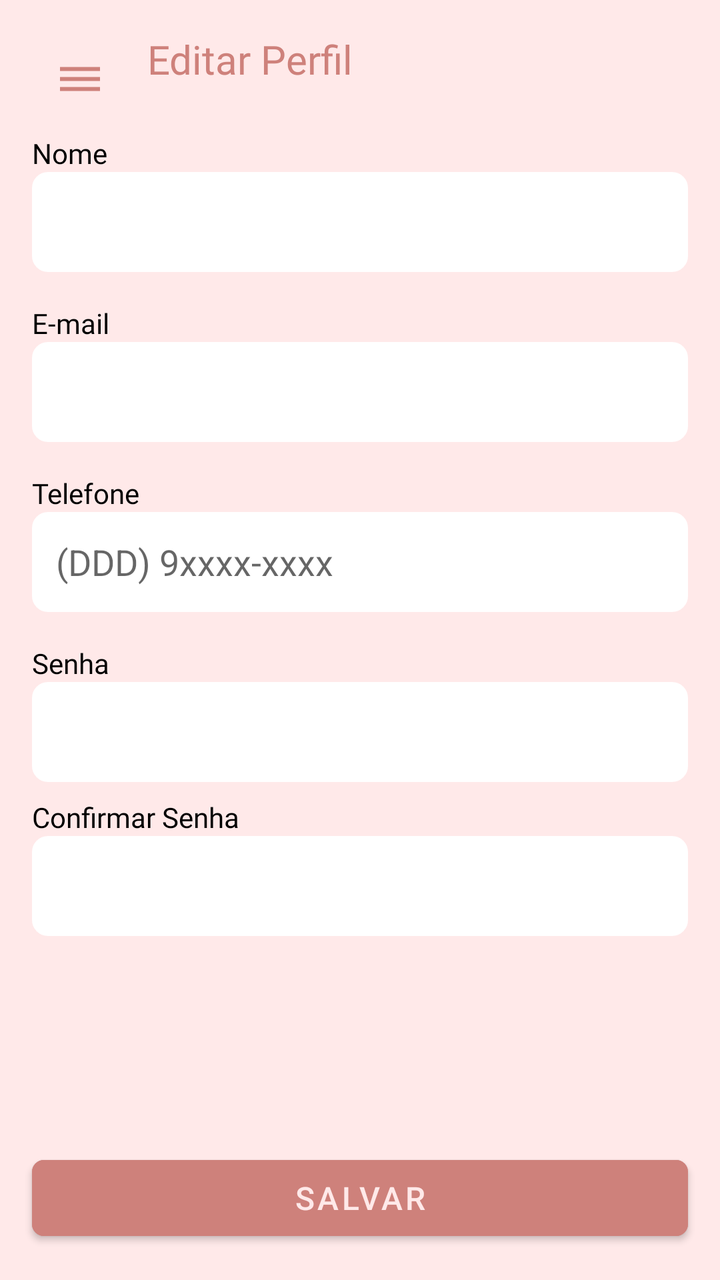
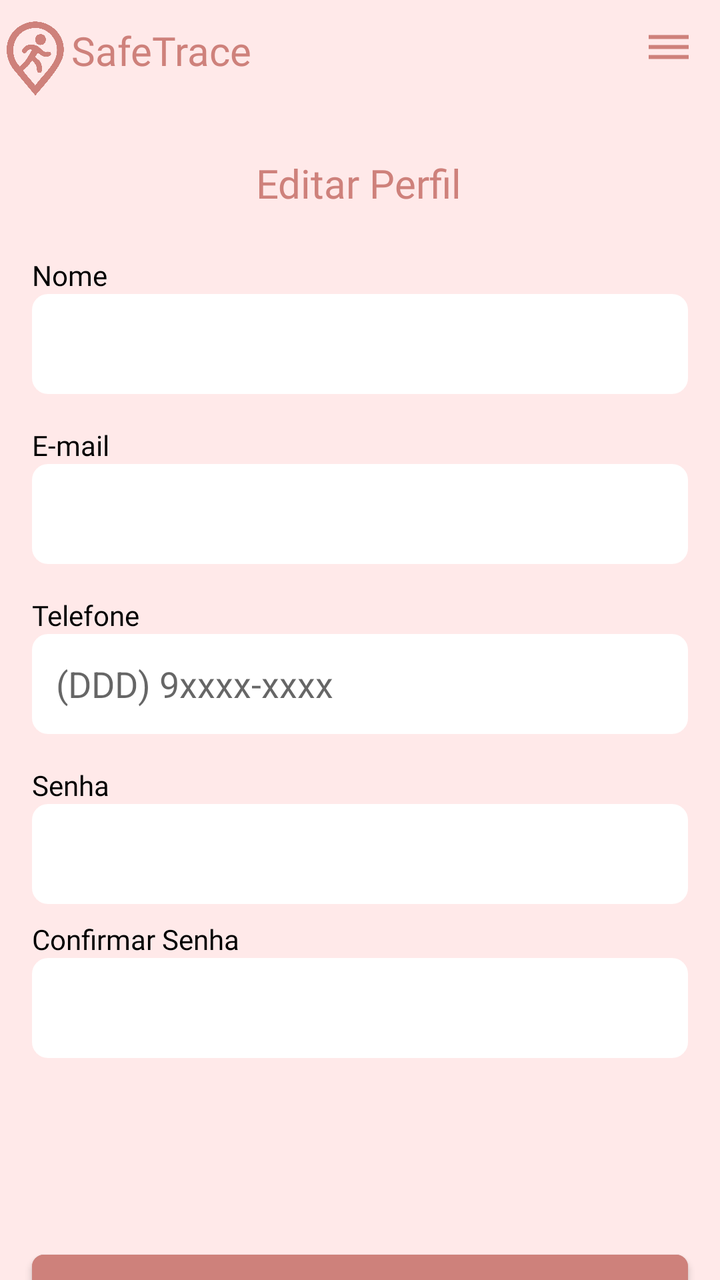

An Android layout rendered at two revisions. The XML below is the earlier revision; the diff shows what the commit changed to produce the second picture.
<!-- AndroidManifest.xml: application theme Theme.SafeTrace -->
<!-- res/layout/activity_perfil.xml -->
<?xml version="1.0" encoding="utf-8"?>
<androidx.drawerlayout.widget.DrawerLayout xmlns:android="http://schemas.android.com/apk/res/android"
    xmlns:app="http://schemas.android.com/apk/res-auto"
    android:id="@+id/drawer_layout"
    android:layout_width="match_parent"
    android:layout_height="match_parent">

    <androidx.constraintlayout.widget.ConstraintLayout
        android:layout_width="match_parent"
        android:layout_height="match_parent"
        android:background="@color/fundo">

    <ImageView
        android:id="@+id/imageViewMenu"
        android:layout_width="48dp"
        android:layout_height="48dp"
        android:layout_marginStart="16dp"
        android:layout_marginTop="16dp"
        android:background="?attr/selectableItemBackgroundBorderless"
        android:clickable="true"
        android:focusable="true"
        android:padding="12dp"
        app:layout_constraintStart_toStartOf="parent"
        app:layout_constraintTop_toTopOf="parent"
        app:srcCompat="@drawable/baseline_dehaze_24"
        app:tint="@color/primaria" />

    <TextView
        android:id="@+id/textViewTitulo"
        android:layout_width="wrap_content"
        android:layout_height="wrap_content"
        android:layout_marginTop="16dp"
        android:text="Editar Perfil"
        android:textColor="@color/primaria"
        android:textSize="20sp"
        android:fontFamily="@font/poppins_semibold"
        app:layout_constraintTop_toTopOf="parent"
        app:layout_constraintStart_toEndOf="@id/imageViewMenu"
        app:layout_constraintEnd_toEndOf="parent"
        app:layout_constraintHorizontal_bias="0.05" />

    <LinearLayout
        android:id="@+id/containerCampos"
        android:layout_width="0dp"
        android:layout_height="wrap_content"
        android:layout_marginStart="16dp"
        android:layout_marginEnd="16dp"
        android:layout_marginTop="24dp"
        android:orientation="vertical"
        app:layout_constraintTop_toBottomOf="@id/textViewTitulo"
        app:layout_constraintStart_toStartOf="parent"
        app:layout_constraintEnd_toEndOf="parent">

        <TextView
            android:layout_width="wrap_content"
            android:layout_height="wrap_content"
            android:text="Nome"
            android:textColor="@color/black"
            android:fontFamily="@font/poppins" />

        <EditText
            android:id="@+id/editTextNome"
            android:layout_width="match_parent"
            android:layout_height="50dp"
            android:background="@drawable/bg_card_contato"
            android:padding="12dp"
            android:textColor="@color/black"
            android:inputType="textPersonName" />

        <TextView
            android:layout_width="wrap_content"
            android:layout_height="wrap_content"
            android:layout_marginTop="16dp"
            android:text="E-mail"
            android:textColor="@color/black"
            android:fontFamily="@font/poppins" />

        <EditText
            android:id="@+id/editTextEmail"
            android:layout_width="match_parent"
            android:layout_height="50dp"
            android:background="@drawable/bg_card_contato"
            android:padding="12dp"
            android:textColor="@color/black"
            android:inputType="textEmailAddress" />

        <TextView
            android:layout_width="wrap_content"
            android:layout_height="wrap_content"
            android:layout_marginTop="16dp"
            android:text="Telefone"
            android:textColor="@color/black"
            android:fontFamily="@font/poppins" />

        <EditText
            android:id="@+id/editTextTelefone"
            android:layout_width="match_parent"
            android:layout_height="50dp"
            android:background="@drawable/bg_card_contato"
            android:padding="12dp"
            android:textColor="@color/black"
            android:inputType="phone"
            android:hint="(DDD) 9xxxx-xxxx" />

        <TextView
            android:layout_width="wrap_content"
            android:layout_height="wrap_content"
            android:layout_marginTop="16dp"
            android:text="Senha"
            android:textColor="@color/black"
            android:fontFamily="@font/poppins" />

        <EditText
            android:id="@+id/editTextSenha"
            android:layout_width="match_parent"
            android:layout_height="50dp"
            android:background="@drawable/bg_card_contato"
            android:padding="12dp"
            android:textColor="@color/black"
            android:inputType="textPassword" />

        <TextView
            android:layout_width="wrap_content"
            android:layout_height="wrap_content"
            android:layout_marginTop="8dp"
            android:text="Confirmar Senha"
            android:textColor="@color/black"
            android:fontFamily="@font/poppins" />

        <EditText
            android:id="@+id/editTextConfirmarSenha"
            android:layout_width="match_parent"
            android:layout_height="50dp"
            android:background="@drawable/bg_card_contato"
            android:padding="12dp"
            android:textColor="@color/black"
            android:inputType="textPassword" />

    </LinearLayout>

    <com.google.android.material.button.MaterialButton
        android:id="@+id/buttonSalvarPerfil"
        android:layout_width="0dp"
        android:layout_height="50dp"
        android:layout_marginStart="16dp"
        android:layout_marginEnd="16dp"
        android:layout_marginBottom="16dp"
        android:backgroundTint="@color/primaria"
        android:text="Salvar"
        android:textColor="@color/fundo"
        android:textSize="16sp"
        app:cornerRadius="6dp"
        app:layout_constraintBottom_toBottomOf="parent"
        app:layout_constraintStart_toStartOf="parent"
        app:layout_constraintEnd_toEndOf="parent" />

    </androidx.constraintlayout.widget.ConstraintLayout>

    <com.google.android.material.navigation.NavigationView
        android:id="@+id/nav_view"
        android:layout_width="wrap_content"
        android:layout_height="match_parent"
        android:layout_gravity="start"
        app:headerLayout="@layout/nav_header_main"
        app:menu="@menu/activity_main_drawer" />

</androidx.drawerlayout.widget.DrawerLayout>
<!-- res/layout/nav_header_main.xml (included above) -->
<?xml version="1.0" encoding="utf-8"?>
<LinearLayout xmlns:android="http://schemas.android.com/apk/res/android"
    xmlns:app="http://schemas.android.com/apk/res-auto"
    android:layout_width="match_parent"
    android:layout_height="176dp"
    android:background="@color/primaria"
    android:gravity="bottom"
    android:orientation="vertical"
    android:padding="16dp"
    android:theme="@style/ThemeOverlay.AppCompat.Dark">

    <ImageView
        android:id="@+id/imageView"
        android:layout_width="wrap_content"
        android:layout_height="wrap_content"
        android:contentDescription="@string/nav_header_desc"
        android:paddingTop="8dp"
        app:srcCompat="@drawable/icone" />

    <TextView
        android:layout_width="match_parent"
        android:layout_height="wrap_content"
        android:paddingTop="8dp"
        android:text="SafeTrace"
        android:textAppearance="@style/TextAppearance.AppCompat.Body1"
        android:textColor="@color/secundaria"
        android:fontFamily="@font/poppins_semibold"
        android:textSize="18sp" />

    <TextView
        android:id="@+id/textView"
        android:layout_width="wrap_content"
        android:layout_height="wrap_content"
        android:text="Sua segurança em primeiro lugar"
        android:textColor="@color/secundaria"
        android:fontFamily="@font/poppins"
        android:textSize="14sp" />

</LinearLayout>
<!-- resources referenced by this layout -->
<resources>
  <color name="black">#FF000000</color>
  <color name="fundo">#ffe9e9</color>
  <color name="primaria">#ce817b</color>
  <color name="secundaria">#BA0606</color>
  <!-- drawable baseline_dehaze_24 (drawable) -->
  <vector xmlns:android="http://schemas.android.com/apk/res/android" android:height="24dp" android:tint="#CE817B" android:viewportHeight="24" android:viewportWidth="24" android:width="24dp">
        
      <path android:fillColor="@android:color/white" android:pathData="M2,15.5v2h20v-2L2,15.5zM2,10.5v2h20v-2L2,10.5zM2,5.5v2h20v-2L2,5.5z"/>
      
  </vector>
  <!-- drawable bg_card_contato (drawable) -->
  <?xml version="1.0" encoding="utf-8"?>
  <shape xmlns:android="http://schemas.android.com/apk/res/android"
      android:shape="rectangle">
      <solid android:color="@color/white" />
      <corners android:radius="8dp" />
  </shape>
  <!-- drawable icone: png bitmap (drawable, 96750 bytes) -->
  <string name="nav_header_desc">Cabeçalho do menu de navegação</string>
  <style name="Theme.SafeTrace" parent="Theme.MaterialComponents.DayNight.NoActionBar">
          
          <item name="colorPrimary">@color/primaria</item>
          <item name="colorPrimaryVariant">@color/primaria_variacao</item>
  
          
          <item name="colorSecondary">@color/secundaria</item>
          <item name="colorSecondaryVariant">@color/secundaria_variacao</item>
  
          
          <item name="android:colorBackground">@color/fundo</item>
  
          
          <item name="android:textColorPrimary">@color/black</item>
          <item name="android:textColorSecondary">@color/secundaria</item>
  
          
          <item name="materialThemeOverlay">@style/ThemeOverlay.SafeTrace</item>
      </style>
  <color name="white">#FFFFFFFF</color>
  <color name="primaria_variacao">#ea9999</color>
  <color name="secundaria_variacao">#762f2a</color>
  <style name="ThemeOverlay.SafeTrace" parent="ThemeOverlay.MaterialComponents.TextInputEditText.OutlinedBox">
          <item name="colorControlNormal">@color/primaria</item> 
          <item name="colorControlActivated">@color/primaria</item> 
          <item name="android:textColor">@color/primaria</item> 
          <item name="android:textColorHint">@color/primaria</item> 
      </style>
</resources>

<!-- the commit's change to res/layout/activity_perfil.xml (unified diff, before → after) -->
@@ -1,6 +1,7 @@
 <?xml version="1.0" encoding="utf-8"?>
 <androidx.drawerlayout.widget.DrawerLayout xmlns:android="http://schemas.android.com/apk/res/android"
     xmlns:app="http://schemas.android.com/apk/res-auto"
+    xmlns:tools="http://schemas.android.com/tools"
     android:id="@+id/drawer_layout"
     android:layout_width="match_parent"
     android:layout_height="match_parent">
@@ -10,149 +11,186 @@
         android:layout_height="match_parent"
         android:background="@color/fundo">
 
-    <ImageView
-        android:id="@+id/imageViewMenu"
-        android:layout_width="48dp"
-        android:layout_height="48dp"
-        android:layout_marginStart="16dp"
-        android:layout_marginTop="16dp"
-        android:background="?attr/selectableItemBackgroundBorderless"
-        android:clickable="true"
-        android:focusable="true"
-        android:padding="12dp"
-        app:layout_constraintStart_toStartOf="parent"
-        app:layout_constraintTop_toTopOf="parent"
-        app:srcCompat="@drawable/baseline_dehaze_24"
-        app:tint="@color/primaria" />
-
-    <TextView
-        android:id="@+id/textViewTitulo"
-        android:layout_width="wrap_content"
-        android:layout_height="wrap_content"
-        android:layout_marginTop="16dp"
-        android:text="Editar Perfil"
-        android:textColor="@color/primaria"
-        android:textSize="20sp"
-        android:fontFamily="@font/poppins_semibold"
-        app:layout_constraintTop_toTopOf="parent"
-        app:layout_constraintStart_toEndOf="@id/imageViewMenu"
-        app:layout_constraintEnd_toEndOf="parent"
-        app:layout_constraintHorizontal_bias="0.05" />
-
-    <LinearLayout
-        android:id="@+id/containerCampos"
-        android:layout_width="0dp"
-        android:layout_height="wrap_content"
-        android:layout_marginStart="16dp"
-        android:layout_marginEnd="16dp"
-        android:layout_marginTop="24dp"
-        android:orientation="vertical"
-        app:layout_constraintTop_toBottomOf="@id/textViewTitulo"
-        app:layout_constraintStart_toStartOf="parent"
-        app:layout_constraintEnd_toEndOf="parent">
-
         <TextView
+            android:id="@+id/textTitulo2"
+            android:layout_width="173dp"
+            android:layout_height="23dp"
+            android:layout_marginEnd="60dp"
+            android:layout_marginBottom="40dp"
+            android:fontFamily="@font/poppins_semibold"
+            android:text="SafeTrace"
+            android:textColor="@color/primaria"
+            android:textSize="20sp"
+            app:layout_constraintBottom_toTopOf="@+id/textViewTitulo"
+            app:layout_constraintEnd_toStartOf="@+id/imageViewMenu"
+            app:layout_constraintStart_toEndOf="@+id/imageViewLogo2"
+            app:layout_constraintTop_toTopOf="parent"
+            app:layout_constraintVertical_bias="0.783" />
+
+        <ImageView
+            android:id="@+id/imageViewLogo2"
+            android:layout_width="32dp"
+            android:layout_height="57dp"
+            android:layout_marginTop="16dp"
+            android:layout_marginBottom="85dp"
+            app:layout_constraintBottom_toTopOf="@+id/containerCampos"
+            app:layout_constraintEnd_toStartOf="@+id/textTitulo2"
+            app:layout_constraintStart_toStartOf="parent"
+            app:layout_constraintTop_toTopOf="parent"
+            app:srcCompat="@drawable/icone" />
+
+        <ImageView
+            android:id="@+id/imageViewMenu"
+            android:layout_width="48dp"
+            android:layout_height="48dp"
+            android:layout_marginStart="40dp"
+            android:layout_marginBottom="80dp"
+            android:background="?attr/selectableItemBackgroundBorderless"
+            android:clickable="true"
+            android:focusable="true"
+            android:padding="12dp"
+            app:layout_constraintBottom_toTopOf="@+id/containerCampos"
+            app:layout_constraintEnd_toEndOf="parent"
+            app:layout_constraintStart_toEndOf="@+id/textTitulo2"
+            app:layout_constraintTop_toTopOf="parent"
+            app:srcCompat="@drawable/baseline_dehaze_24"
+            app:tint="@color/primaria" />
+
+        <TextView
+            android:id="@+id/textViewTitulo"
             android:layout_width="wrap_content"
             android:layout_height="wrap_content"
-            android:text="Nome"
-            android:textColor="@color/black"
-            android:fontFamily="@font/poppins" />
-
-        <EditText
-            android:id="@+id/editTextNome"
-            android:layout_width="match_parent"
+            android:layout_marginStart="147dp"
+            android:layout_marginTop="100dp"
+            android:layout_marginEnd="148dp"
+            android:layout_marginBottom="5dp"
+            android:fontFamily="@font/poppins_semibold"
+            android:text="Editar Perfil"
+            android:textColor="@color/primaria"
+            android:textSize="20sp"
+            app:layout_constraintBottom_toTopOf="@+id/containerCampos"
+            app:layout_constraintEnd_toEndOf="parent"
+            app:layout_constraintStart_toStartOf="parent"
+            app:layout_constraintTop_toTopOf="parent" />
+
+        <LinearLayout
+            android:id="@+id/containerCampos"
+            android:layout_width="0dp"
+            android:layout_height="wrap_content"
+            android:layout_marginStart="16dp"
+            android:layout_marginTop="18dp"
+            android:layout_marginEnd="16dp"
+            android:layout_marginBottom="110dp"
+            android:orientation="vertical"
+            app:layout_constraintBottom_toTopOf="@+id/buttonSalvarPerfil"
+            app:layout_constraintEnd_toEndOf="parent"
+            app:layout_constraintStart_toStartOf="parent"
+            app:layout_constraintTop_toBottomOf="@id/textViewTitulo">
+
+            <TextView
+                android:layout_width="wrap_content"
+                android:layout_height="wrap_content"
+                android:fontFamily="@font/poppins"
+                android:text="Nome"
+                android:textColor="@color/black" />
+
+            <EditText
+                android:id="@+id/editTextNome"
+                android:layout_width="match_parent"
+                android:layout_height="50dp"
+                android:background="@drawable/bg_card_contato"
+                android:inputType="textPersonName"
+                android:padding="12dp"
+                android:textColor="@color/black" />
+
+            <TextView
+                android:layout_width="wrap_content"
+                android:layout_height="wrap_content"
+                android:layout_marginTop="16dp"
+                android:fontFamily="@font/poppins"
+                android:text="E-mail"
+                android:textColor="@color/black" />
+
+            <EditText
+                android:id="@+id/editTextEmail"
+                android:layout_width="match_parent"
+                android:layout_height="50dp"
+                android:background="@drawable/bg_card_contato"
+                android:inputType="textEmailAddress"
+                android:padding="12dp"
+                android:textColor="@color/black" />
+
+            <TextView
+                android:layout_width="wrap_content"
+                android:layout_height="wrap_content"
+                android:layout_marginTop="16dp"
+                android:fontFamily="@font/poppins"
+                android:text="Telefone"
+                android:textColor="@color/black" />
+
+            <EditText
+                android:id="@+id/editTextTelefone"
+                android:layout_width="match_parent"
+                android:layout_height="50dp"
+                android:background="@drawable/bg_card_contato"
+                android:hint="(DDD) 9xxxx-xxxx"
+                android:inputType="phone"
+                android:padding="12dp"
+                android:textColor="@color/black" />
+
+            <TextView
+                android:layout_width="wrap_content"
+                android:layout_height="wrap_content"
+                android:layout_marginTop="16dp"
+                android:fontFamily="@font/poppins"
+                android:text="Senha"
+                android:textColor="@color/black" />
+
+            <EditText
+                android:id="@+id/editTextSenha"
+                android:layout_width="match_parent"
+                android:layout_height="50dp"
+                android:background="@drawable/bg_card_contato"
+                android:inputType="textPassword"
+                android:padding="12dp"
+                android:textColor="@color/black" />
+
+            <TextView
+                android:layout_width="wrap_content"
+                android:layout_height="wrap_content"
+                android:layout_marginTop="8dp"
+                android:fontFamily="@font/poppins"
+                android:text="Confirmar Senha"
+                android:textColor="@color/black" />
+
+            <EditText
+                android:id="@+id/editTextConfirmarSenha"
+                android:layout_width="match_parent"
+                android:layout_height="50dp"
+                android:background="@drawable/bg_card_contato"
+                android:inputType="textPassword"
+                android:padding="12dp"
+                android:textColor="@color/black" />
+
+        </LinearLayout>
+
+        <com.google.android.material.button.MaterialButton
+            android:id="@+id/buttonSalvarPerfil"
+            android:layout_width="0dp"
             android:layout_height="50dp"
-            android:background="@drawable/bg_card_contato"
-            android:padding="12dp"
-            android:textColor="@color/black"
-            android:inputType="textPersonName" />
-
-        <TextView
-            android:layout_width="wrap_content"
-            android:layout_height="wrap_content"
-            android:layout_marginTop="16dp"
-            android:text="E-mail"
-            android:textColor="@color/black"
-            android:fontFamily="@font/poppins" />
-
-        <EditText
-            android:id="@+id/editTextEmail"
-            android:layout_width="match_parent"
-            android:layout_height="50dp"
-            android:background="@drawable/bg_card_contato"
-            android:padding="12dp"
-            android:textColor="@color/black"
-            android:inputType="textEmailAddress" />
-
-        <TextView
-            android:layout_width="wrap_content"
-            android:layout_height="wrap_content"
-            android:layout_marginTop="16dp"
-            android:text="Telefone"
-            android:textColor="@color/black"
-            android:fontFamily="@font/poppins" />
-
-        <EditText
-            android:id="@+id/editTextTelefone"
-            android:layout_width="match_parent"
-            android:layout_height="50dp"
-            android:background="@drawable/bg_card_contato"
-            android:padding="12dp"
-            android:textColor="@color/black"
-            android:inputType="phone"
-            android:hint="(DDD) 9xxxx-xxxx" />
-
-        <TextView
-            android:layout_width="wrap_content"
-            android:layout_height="wrap_content"
-            android:layout_marginTop="16dp"
-            android:text="Senha"
-            android:textColor="@color/black"
-            android:fontFamily="@font/poppins" />
-
-        <EditText
-            android:id="@+id/editTextSenha"
-            android:layout_width="match_parent"
-            android:layout_height="50dp"
-            android:background="@drawable/bg_card_contato"
-            android:padding="12dp"
-            android:textColor="@color/black"
-            android:inputType="textPassword" />
-
-        <TextView
-            android:layout_width="wrap_content"
-            android:layout_height="wrap_content"
-            android:layout_marginTop="8dp"
-            android:text="Confirmar Senha"
-            android:textColor="@color/black"
-            android:fontFamily="@font/poppins" />
-
-        <EditText
-            android:id="@+id/editTextConfirmarSenha"
-            android:layout_width="match_parent"
-            android:layout_height="50dp"
-            android:background="@drawable/bg_card_contato"
-            android:padding="12dp"
-            android:textColor="@color/black"
-            android:inputType="textPassword" />
-
-    </LinearLayout>
-
-    <com.google.android.material.button.MaterialButton
-        android:id="@+id/buttonSalvarPerfil"
-        android:layout_width="0dp"
-        android:layout_height="50dp"
-        android:layout_marginStart="16dp"
-        android:layout_marginEnd="16dp"
-        android:layout_marginBottom="16dp"
-        android:backgroundTint="@color/primaria"
-        android:text="Salvar"
-        android:textColor="@color/fundo"
-        android:textSize="16sp"
-        app:cornerRadius="6dp"
-        app:layout_constraintBottom_toBottomOf="parent"
-        app:layout_constraintStart_toStartOf="parent"
-        app:layout_constraintEnd_toEndOf="parent" />
+            android:layout_marginStart="16dp"
+            android:layout_marginTop="-18dp"
+            android:layout_marginEnd="16dp"
+            android:layout_marginBottom="18dp"
+            android:backgroundTint="@color/primaria"
+            android:text="Salvar"
+            android:textColor="@color/fundo"
+            android:textSize="16sp"
+            app:cornerRadius="6dp"
+            app:layout_constraintBottom_toBottomOf="parent"
+            app:layout_constraintEnd_toEndOf="parent"
+            app:layout_constraintStart_toStartOf="parent"
+            app:layout_constraintTop_toBottomOf="@+id/containerCampos" />
 
     </androidx.constraintlayout.widget.ConstraintLayout>
 
@@ -160,7 +198,7 @@
         android:id="@+id/nav_view"
         android:layout_width="wrap_content"
         android:layout_height="match_parent"
-        android:layout_gravity="start"
+        android:layout_gravity="end"
         app:headerLayout="@layout/nav_header_main"
         app:menu="@menu/activity_main_drawer" />
 
